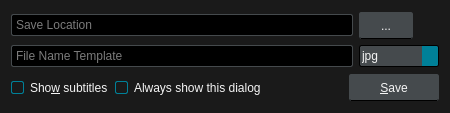
Above: src/ui/screenshotdialog.ui from u8sand/Baka-MPlayer before the change. Below: the same form after it.
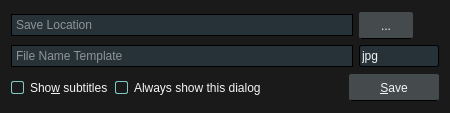
That is the form after the change. Icons and pictures are not drawn.

Commit message: Changed primary color & color fixes

Diff of the .ui file:
```diff
--- a/src/ui/screenshotdialog.ui
+++ b/src/ui/screenshotdialog.ui
@@ -26,7 +26,7 @@
 QGroupBox::indicator{
 	width: 11px;
 	height: 11px;
-	border: 1px solid #008098;
+	border: 1px solid #7FCAC3;
 	border-radius: 2px;
 }
 QCheckBox::indicator:unchecked,
@@ -37,15 +37,15 @@
 }
 QCheckBox::indicator:checked,
 QGroupBox::indicator:checked {
-	border: 1px solid #008098;
-	background: #008098;
+	border: 1px solid #7FCAC3;
+	background: #7FCAC3;
 	image: url(:/img/checked.svg);
 }
 
 /* QComboBox */
 
 QComboBox {
-	background: #454A4D;
+	background: #263238;
 	border: 1px solid black;
 	border-radius: 2px;
 	padding: 2px;
@@ -54,7 +54,6 @@
 	border: 1px solid #008098;
 }
 QComboBox::drop-down {
-	background: #008098;
 	border-top-right-radius: 2px;
 	border-bottom-right-radius: 2px;
 }
@@ -65,9 +64,8 @@
 /* QLineEdit */
 
 QLineEdit {
-	background: black;
-	border: 1px solid #454A4D;
-	border-radius: 2px;
+	background: #263238;
+	border: 1px solid black;
 	padding: 2px;
 }
 QLineEdit:focus {
@@ -96,7 +94,7 @@
 QPushButton:disabled {
 	background: transparent;
 	border: 1px solid #454A4D;
-	color: #B8B8B8;
+	color: #6F6F6F;
 }</string>
   </property>
   <layout class="QVBoxLayout" name="verticalLayout">
```
Left out of the diff: 6 changed lines with no effect on the pictures. The commit also changes 14 other files.
